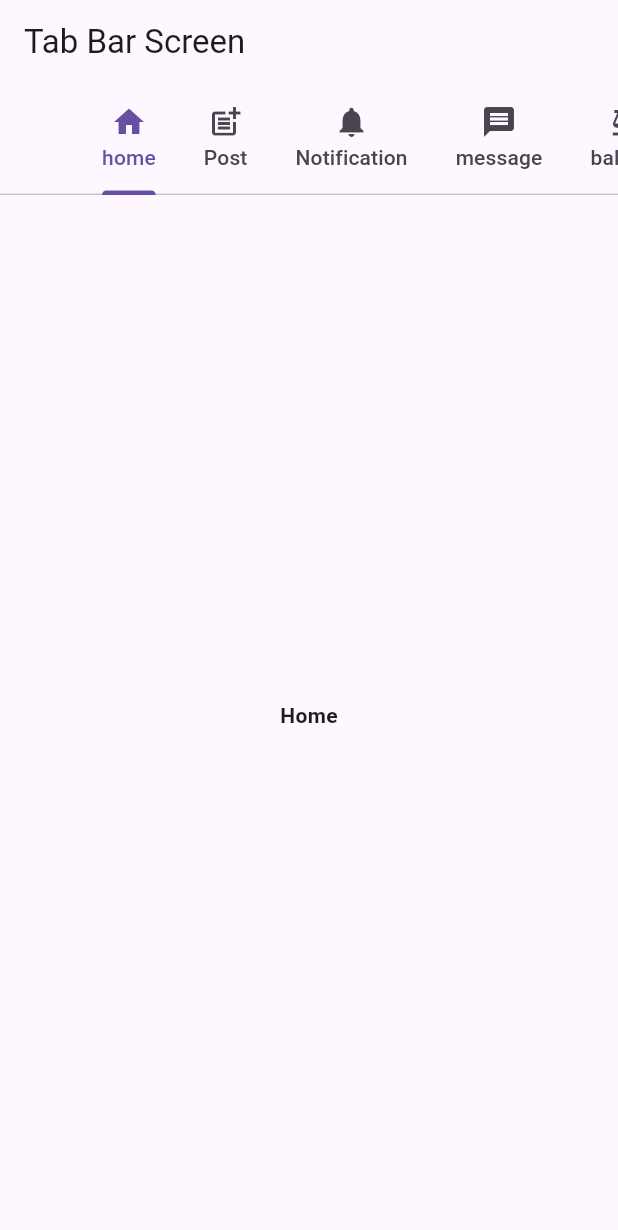
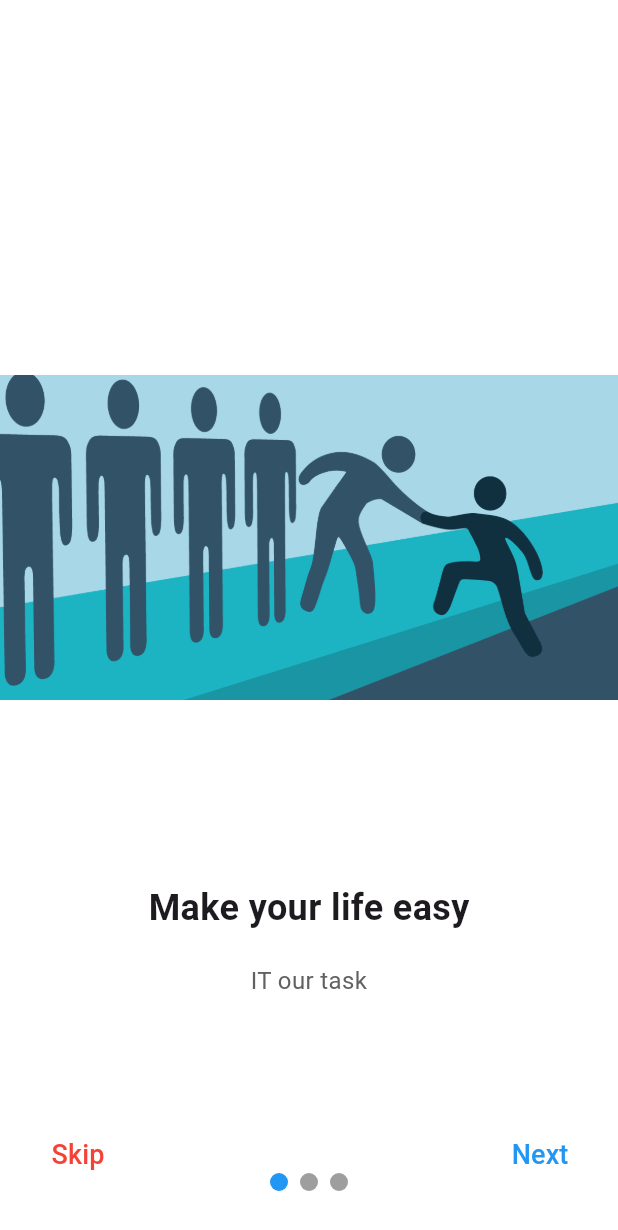
Before and after one commit to AlexMajumder/ui_components_hub, a Flutter app: the screen it shows after launch, on a phone screen of 412 x 824 dp. Shown: the top 1230 px of the screen. Run offline on Flutter 3.47's test engine with Material 3 defaults, Android fonts, the phone set to English and light mode, and no system bars; drawn by our look-alikes of smooth_page_indicator.

Commit message:
added OnBoarding Screen

```diff
--- a/lib/app.dart
+++ b/lib/app.dart
@@ -1,5 +1,6 @@
 import 'package:flutter/material.dart';
-import 'package:ui_components_hub/screens/tap_bar_screen.dart';
+
+import 'onboarding_pages/introduction_screen.dart';
 class WidgetApp extends StatefulWidget {
   const WidgetApp({super.key});
 
@@ -11,7 +12,7 @@ class _WidgetAppState extends State<WidgetApp> {
   @override
   Widget build(BuildContext context) {
     return const MaterialApp(
-      home: TapBarScreen(),
+      home: IntroductionScreen(),//TapBarScreen(),
     );
   }
 }
--- /dev/null
+++ b/lib/onboarding_pages/intro_component.dart
@@ -0,0 +1,44 @@
+import 'package:flutter/material.dart';
+
+class IntroComponent extends StatelessWidget {
+  final String title;
+  final String description;
+  final String imagePath;
+
+  const IntroComponent(
+      {super.key,
+      required this.title,
+      required this.description,
+      required this.imagePath});
+
+  @override
+  Widget build(BuildContext context) {
+    return Column(
+      mainAxisAlignment: MainAxisAlignment.center,
+      children: [
+        Image.asset(
+          imagePath,
+          height: 400,
+        ),
+        const SizedBox(
+          height: 30,
+        ),
+        Text(
+          title,
+          style: const TextStyle(fontWeight: FontWeight.bold, fontSize: 24),
+        ),
+        const SizedBox(
+          height: 20,
+        ),
+        Padding(
+          padding: const EdgeInsets.symmetric(horizontal: 20),
+          child: Text(
+            description,
+            textAlign: TextAlign.center,
+            style: TextStyle(color: Colors.grey[700],fontSize: 16),
+          ),
+        )
+      ],
+    );
+  }
+}
--- /dev/null
+++ b/lib/onboarding_pages/introduction_screen.dart
@@ -0,0 +1,118 @@
+import 'package:flutter/material.dart';
+import 'package:smooth_page_indicator/smooth_page_indicator.dart';
+import 'package:ui_components_hub/fragment/home_fragment.dart';
+import 'package:ui_components_hub/onboarding_pages/intro_component.dart';
+
+class IntroductionScreen extends StatefulWidget {
+  const IntroductionScreen({super.key});
+
+  @override
+  State<IntroductionScreen> createState() => _IntroductionScreenState();
+}
+
+class _IntroductionScreenState extends State<IntroductionScreen> {
+  final PageController _pageController = PageController();
+  int _currentIndex = 0;
+
+  final List<Widget> _pages = [
+    const IntroComponent(
+        title: 'Make your life easy',
+        description: 'IT our task',
+        imagePath: 'assets/images/intro_images/image1.png'),
+    const IntroComponent(
+        title: 'It save your time',
+        description: 'Now you can find that you need 30% faster',
+        imagePath: 'assets/images/intro_images/image2.png'),
+    const IntroComponent(
+        title: 'title',
+        description: 'description',
+        imagePath: 'assets/images/intro_images/image3.jpg'),
+  ];
+
+  void _skip() {
+    _pageController.animateToPage(_pages.length - 1,
+        duration: const Duration(milliseconds: 500), curve: Curves.easeInOut);
+  }
+
+  void _onNext() {
+    if (_currentIndex < _pages.length - 1) {
+      _pageController.nextPage(
+          duration: const Duration(milliseconds: 500), curve: Curves.easeInOut);
+    } else {
+      Navigator.pushAndRemoveUntil(
+          context,
+          MaterialPageRoute(builder: (context) => HomeFragment()),
+          (Route<dynamic> route) => false);
+    }
+  }
+
+  @override
+  Widget build(BuildContext context) {
+    return Scaffold(
+      backgroundColor: Colors.white,
+      body: Stack(
+        children: [
+          PageView.builder(
+            itemBuilder: (context, index) => _pages[index],
+            controller: _pageController,
+            onPageChanged: (index) {
+              setState(() {
+                _currentIndex = index;
+              });
+            },
+            itemCount: _pages.length,
+          ),
+          _currentIndex == _pages.length - 1
+              ? const SizedBox.shrink()
+              : Positioned(
+                  bottom: 30,
+                  left: 20,
+                  child: TextButton(
+                      onPressed: () {
+                        _skip();
+                      },
+                      child: const Text(
+                        'Skip',
+                        style: TextStyle(
+                            fontSize: 18,
+                            fontWeight: FontWeight.w500,
+                            color: Colors.red),
+                      )),
+                ),
+          Positioned(
+            bottom: 30,
+            right: 20,
+            child: TextButton(
+                onPressed: () {
+                  _onNext();
+                },
+                child: Text(
+                  _currentIndex == _pages.length - 1 ? 'Finish' : 'Next',
+                  style: const TextStyle(
+                      fontSize: 18,
+                      fontWeight: FontWeight.w500,
+                      color: Colors.blue),
+                )),
+          ),
+          Positioned(
+            left: 0,
+            right: 0,
+            bottom: 30,
+            child: Center(
+              child: SmoothPageIndicator(
+                controller: _pageController,
+                count: _pages.length,
+                effect: const WormEffect(
+                  dotHeight: 12,
+                  dotWidth: 12,
+                  dotColor: Colors.grey,
+                  activeDotColor: Colors.blue,
+                ),
+              ),
+            ),
+          )
+        ],
+      ),
+    );
+  }
+}
--- /dev/null
+++ b/lib/onbording_pages/introduction_screen.dart
@@ -0,0 +1 @@
+// TODO Implement this library.
--- a/pubspec.yaml
+++ b/pubspec.yaml
@@ -32,6 +32,7 @@ dependencies:
     sdk: flutter
   cupertino_icons: ^1.0.8
   carousel_slider: ^5.0.0
+  smooth_page_indicator: ^1.2.0+3
 
 dev_dependencies:
   flutter_test:
@@ -57,7 +58,7 @@ flutter:
 
   # To add assets to your application, add an assets section, like this:
   assets:
-    #- assets/images/
+    - assets/images/intro_images/
 
 
   # An image asset can refer to one or more resolution-specific "variants", see
```
Also changed, not shown: assets/images/intro_images/image1.png (added), assets/images/intro_images/image2.png (added), assets/images/intro_images/image3.jpg (added), pubspec.lock.
